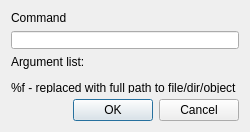
Qt form src/EditCommandDialog.ui (OSLL/sca) before a commit.
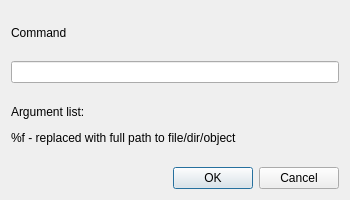
The same form after that commit.

Commit message: #5072: Description was fixed

What changed in the file:
```diff
--- a/src/EditCommandDialog.ui
+++ b/src/EditCommandDialog.ui
@@ -6,26 +6,26 @@
    <rect>
     <x>0</x>
     <y>0</y>
-    <width>250</width>
-    <height>132</height>
+    <width>350</width>
+    <height>200</height>
    </rect>
   </property>
   <property name="sizePolicy">
-   <sizepolicy hsizetype="Minimum" vsizetype="Minimum">
+   <sizepolicy hsizetype="Fixed" vsizetype="Fixed">
     <horstretch>0</horstretch>
     <verstretch>0</verstretch>
    </sizepolicy>
   </property>
   <property name="minimumSize">
    <size>
-    <width>250</width>
-    <height>132</height>
+    <width>350</width>
+    <height>200</height>
    </size>
   </property>
   <property name="maximumSize">
    <size>
     <width>350</width>
-    <height>132</height>
+    <height>200</height>
    </size>
   </property>
   <property name="windowTitle">
```
